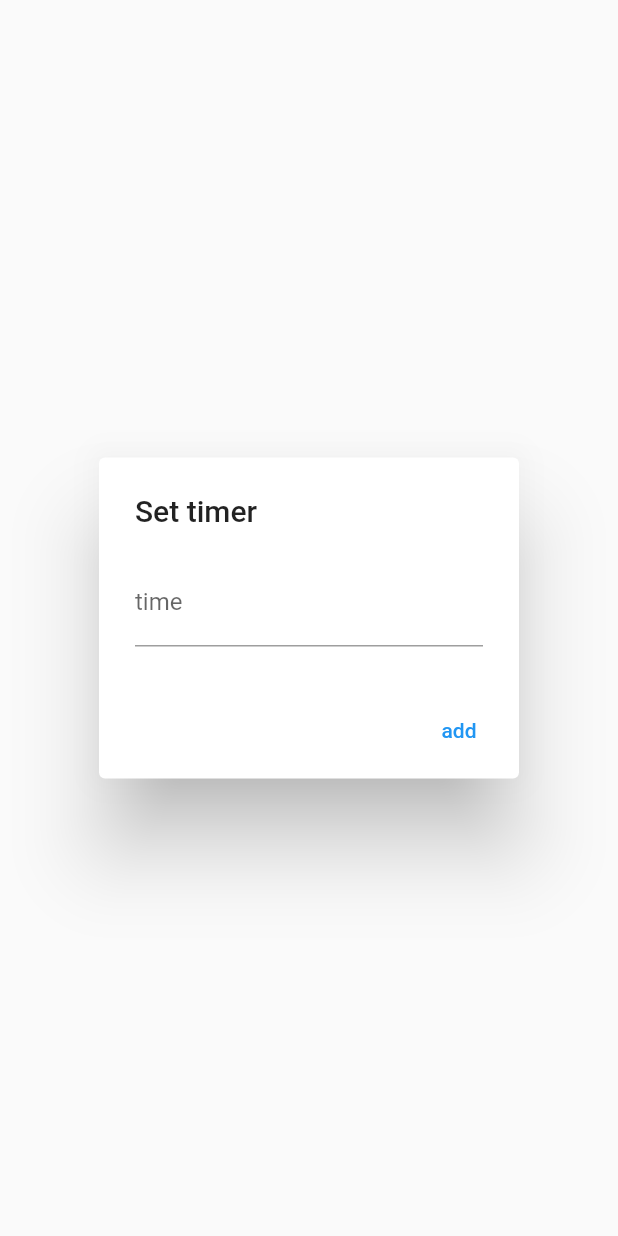
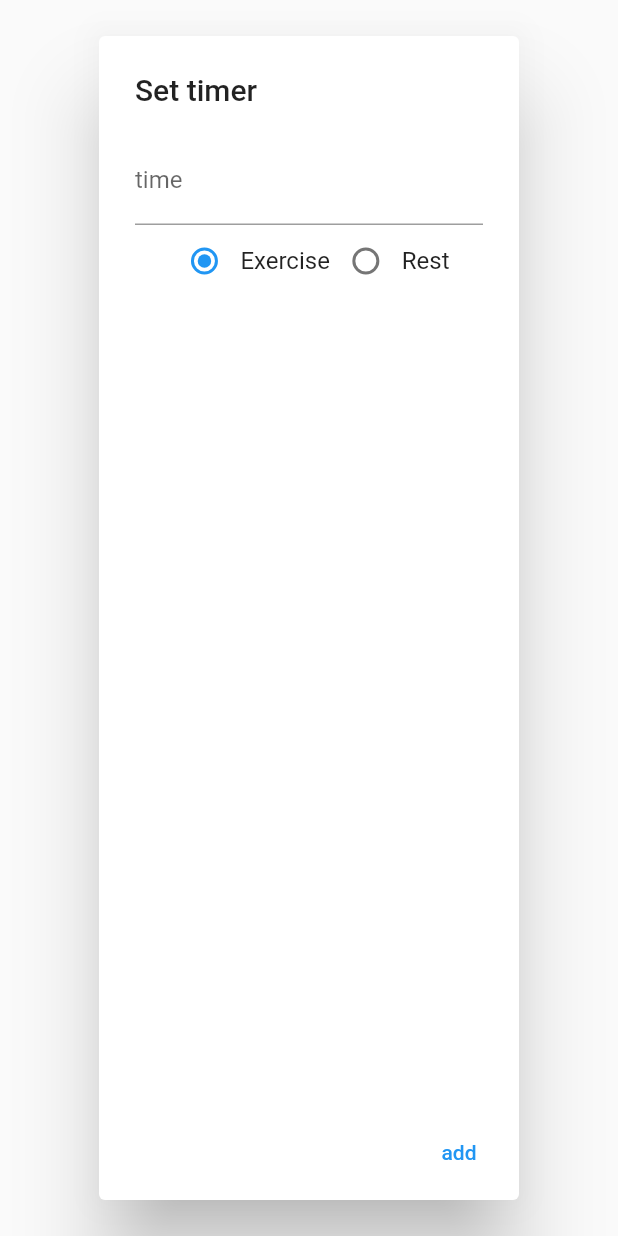
Before and after one commit to yurecKovalchuk/gym_companion, a Flutter app: the AddTimerExercises widget shown alone on an empty page, opened directly, on a phone screen of 412 x 824 dp. Run offline on Flutter 3.47's test engine with Material 2 defaults, Android fonts, the phone set to English and light mode, and no system bars.

Commit message:
refactor: add enum TimerType

```diff
--- a/lib/features/set_tasks/bloc/set_tasks_state.dart
+++ b/lib/features/set_tasks/bloc/set_tasks_state.dart
@@ -1,9 +1,22 @@
 class SetTasksState {
   SetTasksState(
     this.exerciseName,
-    this.exerciseTime,
+    this.timerTime,
   );
 
   String exerciseName;
-  List<int> exerciseTime;
+  List<TimerEntry> timerTime;
+
 }
+
+class TimerEntry {
+  int value;
+  TimerType type;
+
+  TimerEntry(this.value, this.type);
+}
+
+enum TimerType {
+  Exercise,
+  Rest,
+}
--- a/lib/features/set_tasks/widget/add_timer_exercises.dart
+++ b/lib/features/set_tasks/widget/add_timer_exercises.dart
@@ -12,31 +12,57 @@ class AddTimerExercises extends StatefulWidget {
 class _AddTimerExercisesState extends State<AddTimerExercises> {
   final TextEditingController _textEditingController = TextEditingController();
 
-  SetTasksBloc setTasksBloc = SetTasksBloc();
-
-  @override
-  void initState() {
-    setTasksBloc;
-    super.initState();
-  }
+  TimerType selectedType = TimerType.Exercise;
 
   @override
   Widget build(BuildContext context) {
     return AlertDialog(
       title: const Text('Set timer'),
-      content: TextField(
-        controller: _textEditingController,
-        decoration: const InputDecoration(
-          labelText: 'time',
+      content: Column(children: [
+        TextField(
+          keyboardType: TextInputType.number,
+          controller: _textEditingController,
+          decoration: const InputDecoration(
+            labelText: 'time',
+          ),
         ),
-      ),
+        Row(
+          mainAxisAlignment: MainAxisAlignment.center,
+          children: [
+            Radio<TimerType>(
+              value: TimerType.Exercise,
+              groupValue: selectedType,
+              onChanged: (value) {
+                setState(() {
+                  selectedType = value!;
+                });
+              },
+            ),
+            const Text('Exercise'),
+            Radio<TimerType>(
+              value: TimerType.Rest,
+              groupValue: selectedType,
+              onChanged: (value) {
+                setState(() {
+                  selectedType = value!;
+                });
+              },
+            ),
+            const Text('Rest'),
+          ],
+        ),
+      ]),
       actions: [
         TextButton(
           onPressed: () {
             setState(() {
-              final title = _textEditingController.text;
-              Navigator.pop(context, title);
-            });},
+              final timer = _textEditingController.text;
+              Navigator.pop(context, {
+                'timer': timer,
+                'type': selectedType,
+              });
+            });
+          },
           child: const Text('add'),
         ),
       ],
```
Also changed, not shown: lib/features/set_tasks/bloc/set_tasks_bloc.dart (+7 -3 lines), lib/features/set_tasks/screen/set_tasks.dart (+7 -11 lines), lib/features/tasks/bloc/tasks_bloc.dart (line endings or trailing spaces).
